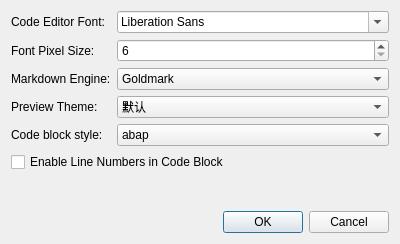
This is preferencedialog.ui in missdeer/KarenMeu as Qt 5 draws it before an edit. The edited form follows.
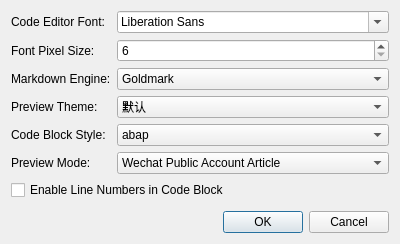
This is the edited form.

Commit message: (*)preview mode

Diff of the .ui file:
```diff
--- a/preferencedialog.ui
+++ b/preferencedialog.ui
@@ -124,7 +124,7 @@
      <item row="4" column="0">
       <widget class="QLabel" name="label">
        <property name="text">
-        <string>Code block style:</string>
+        <string>Code Block Style:</string>
        </property>
       </widget>
      </item>
@@ -317,6 +317,27 @@
        </item>
       </widget>
      </item>
+     <item row="5" column="0">
+      <widget class="QLabel" name="label_6">
+       <property name="text">
+        <string>Preview Mode:</string>
+       </property>
+      </widget>
+     </item>
+     <item row="5" column="1">
+      <widget class="QComboBox" name="cbPreviewMode">
+       <item>
+        <property name="text">
+         <string>Wechat Public Account Article</string>
+        </property>
+       </item>
+       <item>
+        <property name="text">
+         <string>Blog Post</string>
+        </property>
+       </item>
+      </widget>
+     </item>
     </layout>
    </item>
    <item>
```
The commit also changes 14 other files.
